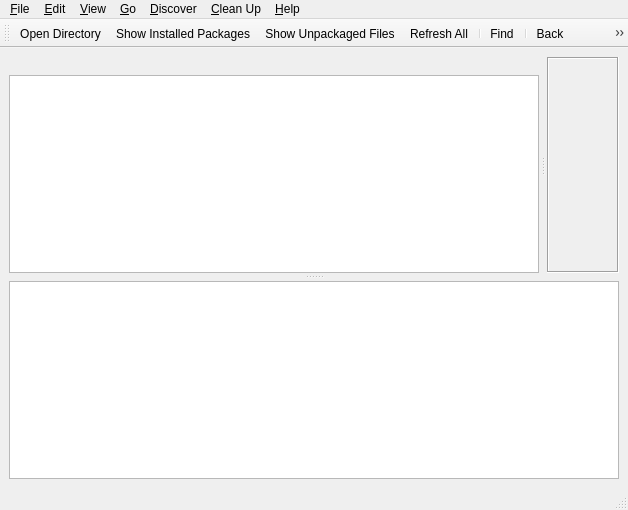
Old version of the form src/main-window.ui in the repository Lithopsian/qdirstat.
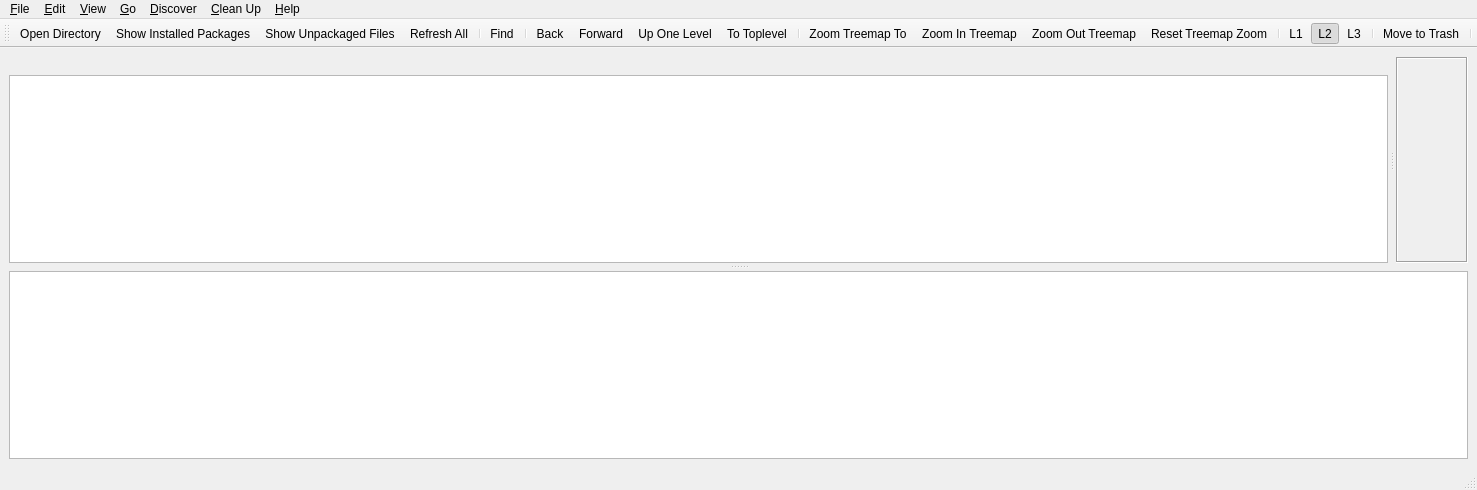
New version of the form. Icons and pictures are not drawn. Custom widgets are drawn as their Qt base class.

Diff of the .ui file:
```diff
--- a/src/main-window.ui
+++ b/src/main-window.ui
@@ -3,14 +3,6 @@
  <author>Stefan Hundhammer</author>
  <class>MainWindow</class>
  <widget class="QMainWindow" name="MainWindow">
-  <property name="geometry">
-   <rect>
-    <x>0</x>
-    <y>0</y>
-    <width>628</width>
-    <height>510</height>
-   </rect>
-  </property>
   <property name="windowTitle">
    <string>QDirStat</string>
   </property>
@@ -124,14 +116,6 @@
    </layout>
   </widget>
   <widget class="QMenuBar" name="menubar">
-   <property name="geometry">
-    <rect>
-     <x>0</x>
-     <y>0</y>
-     <width>628</width>
-     <height>21</height>
-    </rect>
-   </property>
    <widget class="QMenu" name="menuFile">
     <property name="title">
      <string>&amp;File</string>
```
Left out of the diff: 91 changed lines with no effect on the pictures.
